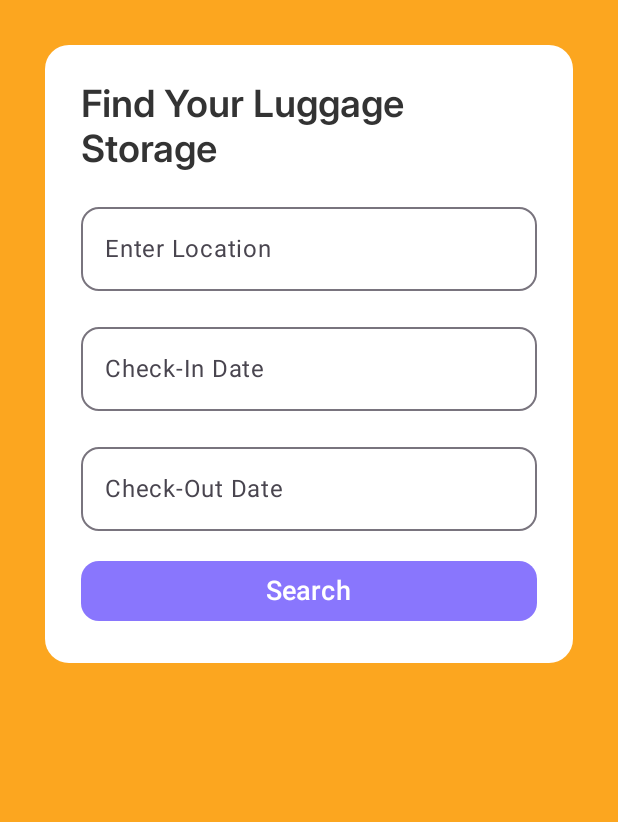
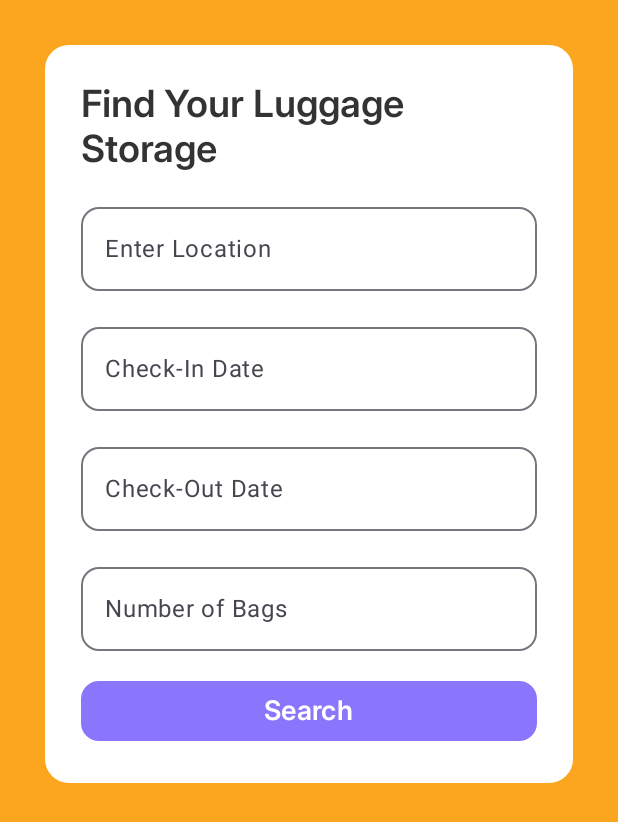
Before and after one commit to ayus-aryal/Join-The-Cause, an Android app built with Jetpack Compose: the @Preview function SearchScreenn, on a phone screen of 412 x 824 dp. Shown: the top 822 px of the screen. Run offline under Robolectric (Android 15) with nearby library versions, the phone set to English and light mode, and no system bars.

Commit message:
First Commit--After first two screens.

```diff
--- a/app/src/main/java/com/example/jointhecause/screens/SearchScreen.kt
+++ b/app/src/main/java/com/example/jointhecause/screens/SearchScreen.kt
@@ -1,5 +1,3 @@
-package com.example.jointhecause.screens
-
 import android.os.Bundle
 import androidx.activity.ComponentActivity
 import androidx.activity.compose.setContent
@@ -40,6 +38,7 @@ fun SearchScreen() {
     var location by remember { mutableStateOf(TextFieldValue("")) }
     var checkInDate by remember { mutableStateOf(TextFieldValue("")) }
     var checkOutDate by remember { mutableStateOf(TextFieldValue("")) }
+    var noOfBags by remember { mutableStateOf(TextFieldValue("")) }
 
     Box(
         modifier = Modifier
@@ -63,6 +62,7 @@ fun SearchScreen() {
                 CustomTextField(value = location, onValueChange = { location = it }, label = "Enter Location")
                 CustomTextField(value = checkInDate, onValueChange = { checkInDate = it }, label = "Check-In Date")
                 CustomTextField(value = checkOutDate, onValueChange = { checkOutDate = it }, label = "Check-Out Date")
+                CustomTextField(value = noOfBags, onValueChange = { noOfBags = it }, label = "Number of Bags")
 
                 Button(
                     onClick = { /* Search Action */ },
@@ -70,7 +70,7 @@ fun SearchScreen() {
                     colors = ButtonDefaults.buttonColors(containerColor = Color(0xFF8976FD)),
                     modifier = Modifier.fillMaxWidth()
                 ) {
-                    Text("Search", fontSize = 18.sp, color = Color.White)
+                    Text("Search", fontSize = 18.sp, color = Color.White, fontFamily = customFontFamily)
                 }
             }
         }
```
